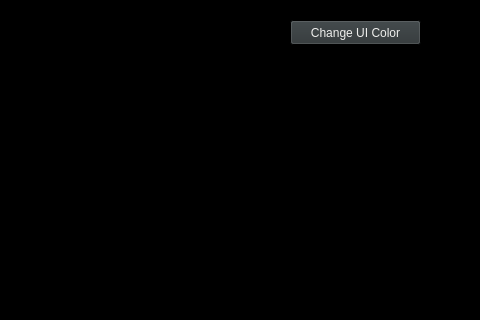
Before: the Qt Designer form lifewindow.ui in Griffenck1/Life, drawn with Qt 5; both pictures show x 360 to 840 and y 0 to 320 of the 840 by 650 pixel window.
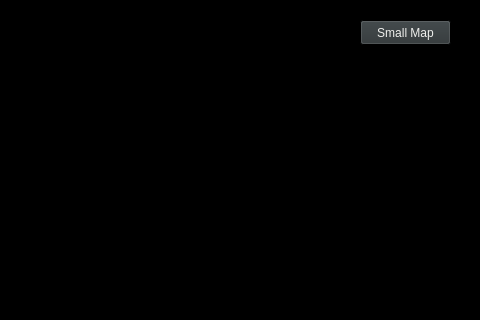
After: the same form once the commit is applied.

```diff
--- a/lifewindow.ui
+++ b/lifewindow.ui
@@ -1613,14 +1613,14 @@
    <widget class="QPushButton" name="pushButton">
     <property name="geometry">
      <rect>
-      <x>650</x>
+      <x>720</x>
       <y>20</y>
-      <width>131</width>
+      <width>91</width>
       <height>25</height>
      </rect>
     </property>
     <property name="text">
-     <string>Change UI Color</string>
+     <string>Small Map</string>
     </property>
    </widget>
   </widget>
```
Left out of the diff: 608 changed lines with no effect on the pictures.
